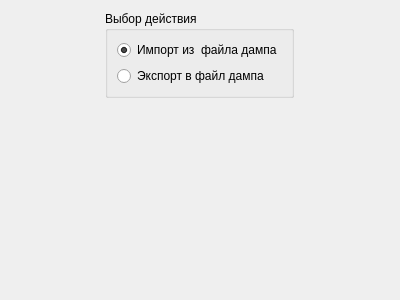
Before: the Qt Designer form DumpTool/selectactionpage.ui in Smitt64/WorkFMT, drawn with Qt 5.
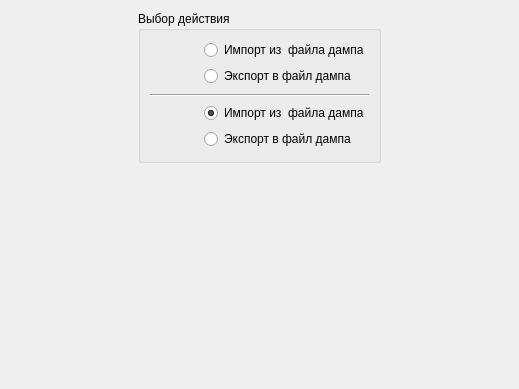
After: the same form once the commit is applied. Icons and pictures are not drawn.

```diff
--- a/DumpTool/selectactionpage.ui
+++ b/DumpTool/selectactionpage.ui
@@ -6,16 +6,16 @@
    <rect>
     <x>0</x>
     <y>0</y>
-    <width>400</width>
-    <height>300</height>
+    <width>519</width>
+    <height>389</height>
    </rect>
   </property>
   <property name="windowTitle">
    <string>WizardPage</string>
   </property>
-  <layout class="QVBoxLayout" name="verticalLayout_2">
+  <layout class="QVBoxLayout" name="verticalLayout_4">
    <item>
-    <layout class="QHBoxLayout" name="horizontalLayout">
+    <layout class="QHBoxLayout" name="horizontalLayout_3">
      <item>
       <spacer name="horizontalSpacer_2">
        <property name="orientation">
@@ -34,24 +34,114 @@
        <property name="title">
         <string>Выбор действия</string>
        </property>
-       <layout class="QVBoxLayout" name="verticalLayout">
+       <layout class="QVBoxLayout" name="verticalLayout_3">
         <item>
-         <widget class="QRadioButton" name="radioButton">
-          <property name="text">
-           <string>Импорт из  файла дампа</string>
-          </property>
-          <property name="checked">
-           <bool>true</bool>
-          </property>
-         </widget>
+         <layout class="QHBoxLayout" name="horizontalLayout_2">
+          <item>
+           <widget class="QLabel" name="label">
+            <property name="minimumSize">
+             <size>
+              <width>48</width>
+              <height>48</height>
+             </size>
+            </property>
+            <property name="maximumSize">
+             <size>
+              <width>48</width>
+              <height>48</height>
+             </size>
+            </property>
+            <property name="text">
+             <string/>
+            </property>
+            <property name="pixmap">
+             <pixmap resource="../FmtLib/res/fmt.qrc">:/dblogo/Oracle.png</pixmap>
+            </property>
+            <property name="scaledContents">
+             <bool>true</bool>
+            </property>
+           </widget>
+          </item>
+          <item>
+           <layout class="QVBoxLayout" name="verticalLayout_2">
+            <item>
+             <widget class="QRadioButton" name="oraImport">
+              <property name="text">
+               <string>Импорт из  файла дампа</string>
+              </property>
+              <property name="checked">
+               <bool>true</bool>
+              </property>
+             </widget>
+            </item>
+            <item>
+             <widget class="QRadioButton" name="oraExport">
+              <property name="text">
+               <string>Экспорт в файл дампа</string>
+              </property>
+             </widget>
+            </item>
+           </layout>
+          </item>
+         </layout>
         </item>
         <item>
-         <widget class="QRadioButton" name="radioButton_2">
-          <property name="text">
-           <string>Экспорт в файл дампа</string>
+         <widget class="Line" name="line">
+          <property name="orientation">
+           <enum>Qt::Horizontal</enum>
           </property>
          </widget>
         </item>
+        <item>
+         <layout class="QHBoxLayout" name="horizontalLayout">
+          <item>
+           <widget class="QLabel" name="label_2">
+            <property name="minimumSize">
+             <size>
+              <width>48</width>
+              <height>48</height>
+             </size>
+            </property>
+            <property name="maximumSize">
+             <size>
+              <width>48</width>
+              <height>48</height>
+             </size>
+            </property>
+            <property name="text">
+             <string/>
+            </property>
+            <property name="pixmap">
+             <pixmap resource="../FmtLib/res/fmt.qrc">:/dblogo/PostgreSQL.png</pixmap>
+            </property>
+            <property name="scaledContents">
+             <bool>true</bool>
+            </property>
+           </widget>
+          </item>
+          <item>
+           <layout class="QVBoxLayout" name="verticalLayout">
+            <item>
+             <widget class="QRadioButton" name="pgImport">
+              <property name="text">
+               <string>Импорт из  файла дампа</string>
+              </property>
+              <property name="checked">
+               <bool>true</bool>
+              </property>
+             </widget>
+            </item>
+            <item>
+             <widget class="QRadioButton" name="pgExport">
+              <property name="text">
+               <string>Экспорт в файл дампа</string>
+              </property>
+             </widget>
+            </item>
+           </layout>
+          </item>
+         </layout>
+        </item>
        </layout>
       </widget>
      </item>
```
Left out of the diff: 4 changed lines with no effect on the pictures.
